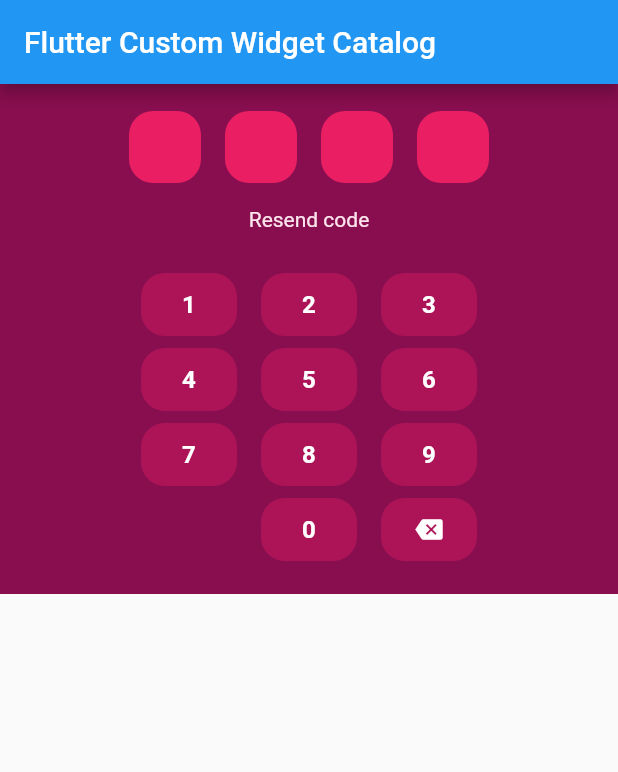
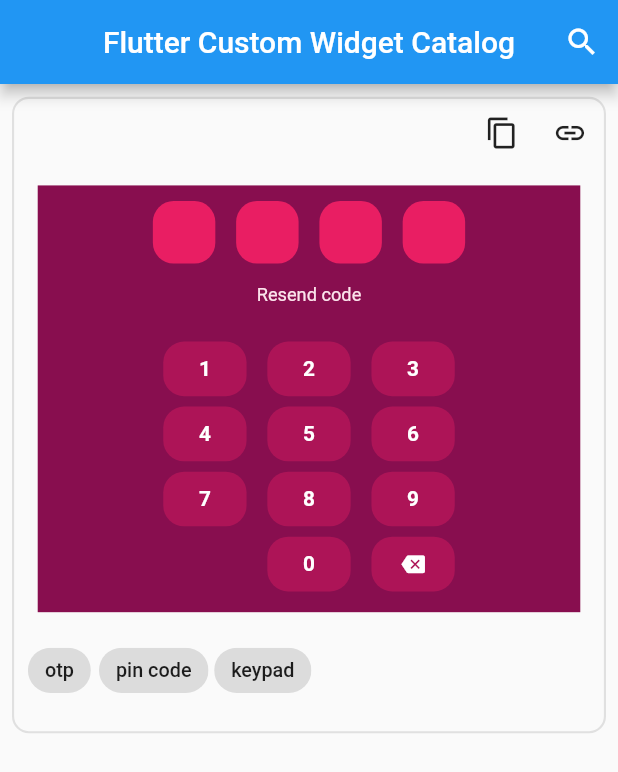
Before and after one commit to tarek360/Flutter-Custom-Widget-Catalog, a Flutter app: the screen it shows after launch, on a phone screen of 412 x 824 dp. Shown: the top 772 px of the screen. Run offline on Flutter 3.47's test engine with Material 2 defaults, Android fonts, the light colour scheme and no system bars.

Commit message:
search and widget container

```diff
--- /dev/null
+++ b/lib/custom_widget_container.dart
@@ -0,0 +1,63 @@
+import 'package:flutter/material.dart';
+
+const double widgetContainerWidth = 420;
+const double widgetContainerHeight = 450;
+
+class WidgetContainer extends StatelessWidget {
+  final Widget child;
+  final List<String> tags;
+  final double scale;
+
+  WidgetContainer(
+      {@required this.child, @required this.tags, this.scale = 1.0});
+
+  @override
+  Widget build(BuildContext context) {
+    return Padding(
+      padding: const EdgeInsets.all(8.0),
+      child: FittedBox(
+        fit: BoxFit.contain,
+        child: Container(
+          width: widgetContainerWidth,
+          height: widgetContainerHeight,
+          decoration: ShapeDecoration(
+            shape: RoundedRectangleBorder(
+              side: BorderSide(color: Colors.grey.shade300, width: 1.5),
+              borderRadius: BorderRadius.circular(12.0),
+            ),
+          ),
+          child: Column(
+            crossAxisAlignment: CrossAxisAlignment.start,
+            children: <Widget>[
+              Row(
+                mainAxisAlignment: MainAxisAlignment.end,
+                children: [
+                  IconButton(
+                    icon: Icon(Icons.content_copy),
+                    onPressed: () {},
+                    tooltip: "Copy code",
+                  ),
+                  IconButton(
+                    icon: Icon(Icons.link),
+                    onPressed: () {},
+                    tooltip: "Github",
+                  ),
+                ],
+              ),
+              Transform.scale(scale: scale, child: child),
+              SizedBox(height: 4),
+              Padding(
+                padding: const EdgeInsets.symmetric(horizontal: 8.0),
+                child: Wrap(
+                  spacing: 4,
+                  runSpacing: -12,
+                  children: tags.map((tag) => Chip(label: Text(tag))).toList(),
+                ),
+              ),
+            ],
+          ),
+        ),
+      ),
+    );
+  }
+}
--- /dev/null
+++ b/lib/custom_widgets_data.dart
@@ -0,0 +1,19 @@
+import 'package:flutter/material.dart';
+
+import 'custom_widget_container.dart';
+import 'otp_widget.dart';
+
+class CustomWidgetsData {
+  static final List<CustomWidgetData> data = [
+    CustomWidgetData(customWidget: OtpWidget(Colors.pink), tags: ['otp', 'pin code', 'keypad']),
+  ];
+}
+
+class CustomWidgetData {
+  CustomWidgetData({Widget customWidget, this.tags})
+      : this.widget = WidgetContainer(child: customWidget, tags: tags, scale: 0.92,);
+
+  final Widget widget;
+
+  final List<String> tags;
+}
--- a/lib/main.dart
+++ b/lib/main.dart
@@ -1,34 +1,120 @@
 import 'package:flutter/material.dart';
-import 'package:flutter_custom_widget_catalog/otp_widget.dart';
 
-void main() => runApp(MyApp());
+import 'custom_widget_container.dart';
+import 'custom_widgets_data.dart';
+
+void main() => runApp(new MyApp());
 
 class MyApp extends StatelessWidget {
   @override
   Widget build(BuildContext context) {
     return MaterialApp(
-      title: 'Flutter Demo',
+      title: 'Flutter Api Filter list Demo',
       theme: ThemeData(
         primarySwatch: Colors.blue,
       ),
-      home: MyHomePage(),
+      home: HomePage(),
     );
   }
 }
 
-class MyHomePage extends StatelessWidget {
+class HomePage extends StatefulWidget {
+  @override
+  _HomePageState createState() => _HomePageState();
+}
+
+class _HomePageState extends State<HomePage> {
+  final TextEditingController _filter = TextEditingController();
+
+  String _searchText = "";
+
+  final List<CustomWidgetData> _originalCustomWidgets = CustomWidgetsData.data;
+  List<CustomWidgetData> _filteredCustomWidgets = CustomWidgetsData.data;
+  Icon _searchIcon = Icon(Icons.search);
+  Widget _title = Text('Flutter Custom Widget Catalog');
+
+  Widget _appBarTitle;
+
+  @override
+  void initState() {
+    super.initState();
+    _appBarTitle = _title;
+    _filter.addListener(() {
+      if (_filter.text.isEmpty) {
+        setState(() {
+          _searchText = "";
+          _filteredCustomWidgets = _originalCustomWidgets;
+        });
+      } else {
+        setState(() {
+          _searchText = _filter.text;
+        });
+      }
+    });
+  }
+
   @override
   Widget build(BuildContext context) {
     return Scaffold(
-        appBar: AppBar(
-          title: Text('Flutter Custom Widget Catalog'),
-        ),
-        body: Center(
-          child: ListView(
-            children: <Widget>[
-              OtpWidget(Colors.pink),
-            ],
-          ),
-        ));
+      appBar: AppBar(centerTitle: true, title: _appBarTitle, actions: [
+        IconButton(
+          icon: _searchIcon,
+          onPressed: _searchPressed,
+        )
+      ]),
+      body: _buildList(),
+      resizeToAvoidBottomPadding: false,
+    );
+  }
+
+  Widget _buildList() {
+    if (_searchText.isNotEmpty) {
+      List<CustomWidgetData> tempList = List();
+      for (int i = 0; i < _originalCustomWidgets.length; i++) {
+        final customWidgetData = _originalCustomWidgets[i];
+        for (int j = 0; j < customWidgetData.tags.length; j++) {
+          final tag = customWidgetData.tags[j];
+          if (tag.toLowerCase().contains(_searchText.toLowerCase())) {
+            tempList.add(customWidgetData);
+            break;
+          }
+        }
+      }
+      _filteredCustomWidgets = tempList;
+    }
+    return GridView.builder(
+      shrinkWrap: true,
+      gridDelegate: SliverGridDelegateWithMaxCrossAxisExtent(
+        maxCrossAxisExtent: widgetContainerWidth,
+        childAspectRatio: widgetContainerWidth / widgetContainerHeight,
+      ),
+//      shrinkWrap: true,
+      itemCount: _filteredCustomWidgets.length,
+      itemBuilder: (BuildContext context, int index) {
+        return _filteredCustomWidgets[index].widget;
+      },
+    );
+  }
+
+  void _searchPressed() {
+    setState(() {
+      if (this._searchIcon.icon == Icons.search) {
+        this._searchIcon = Icon(Icons.close);
+        this._appBarTitle = TextField(
+          autofocus: true,
+          controller: _filter,
+          cursorColor: Colors.white,
+          style: TextStyle(color: Colors.white),
+          decoration: InputDecoration(
+              hintText: 'Search...',
+              hintStyle: TextStyle(color: Colors.white54)),
+        );
+      } else {
+        this._searchIcon = Icon(Icons.search);
+        this._appBarTitle = _title;
+        _filteredCustomWidgets = _originalCustomWidgets;
+        _filter.clear();
+      }
+    });
   }
 }
--- a/lib/otp_widget.dart
+++ b/lib/otp_widget.dart
@@ -24,7 +24,7 @@ class _OtpWidgetState extends State<OtpWidget> {
     return Container(
       color: widget.materialColor.shade900,
       child: Padding(
-        padding: const EdgeInsets.all(18.0),
+        padding: const EdgeInsets.all(12.0),
         child: Column(
           children: <Widget>[
             Row(
--- a/pubspec.yaml
+++ b/pubspec.yaml
@@ -19,10 +19,6 @@ environment:
 dependencies:
   flutter:
     sdk: flutter
-
-  # The following adds the Cupertino Icons font to your application.
-  # Use with the CupertinoIcons class for iOS style icons.
-  cupertino_icons: ^0.1.2
 
 dev_dependencies:
   flutter_test:
```
